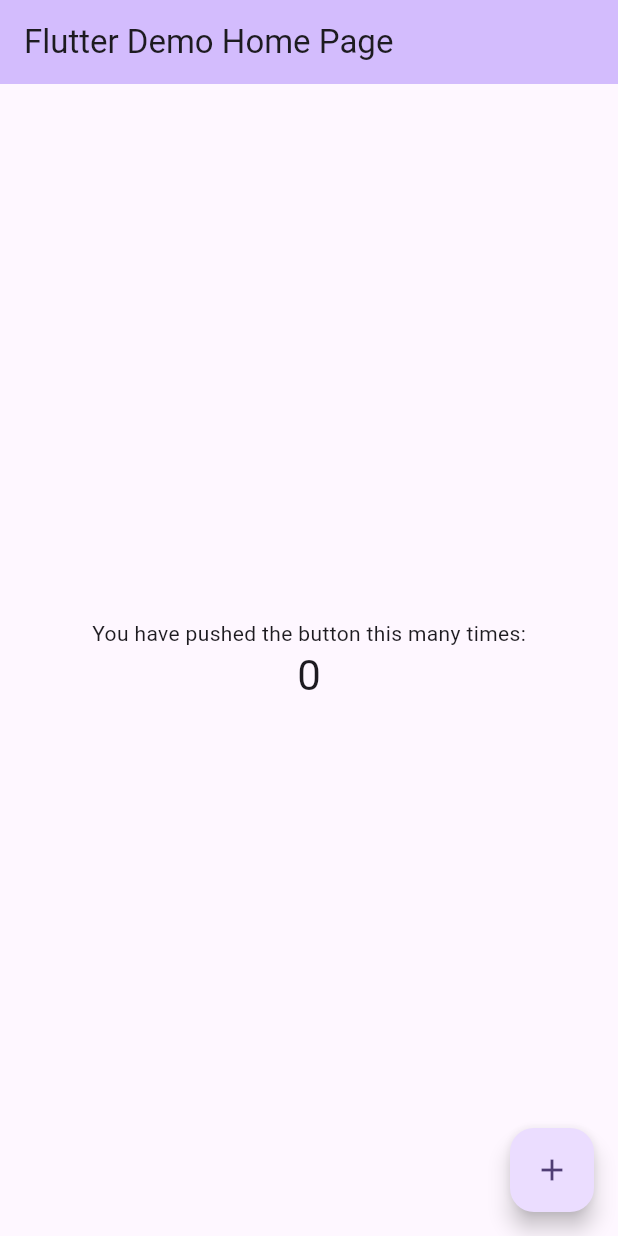
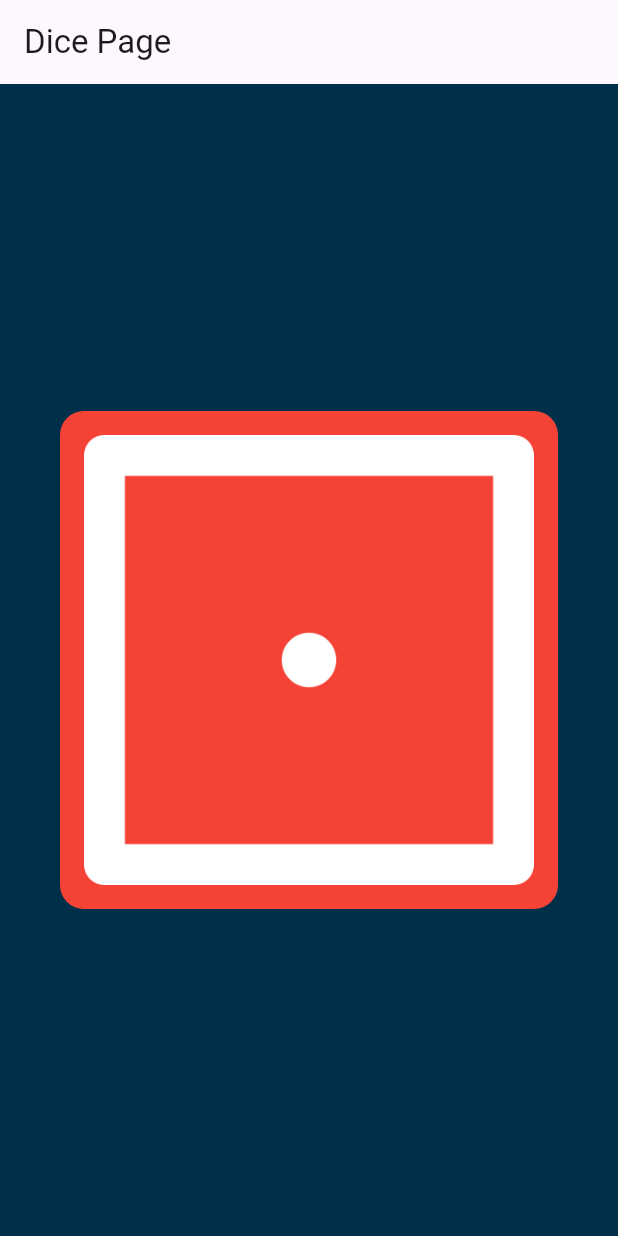
Before and after one commit to fr4nsgallegos/diceAppG12, a Flutter app: the screen it shows after launch, on a phone screen of 412 x 824 dp. Run offline on Flutter 3.47's test engine with Material 3 defaults, Android fonts, the phone set to English and light mode, and no system bars.

Commit message:
bordes redondeados de un container

```diff
--- a/lib/main.dart
+++ b/lib/main.dart
@@ -1,122 +1,6 @@
+import 'package:diceappg12/pages/dice_page.dart';
 import 'package:flutter/material.dart';
 
 void main() {
-  runApp(const MyApp());
+  runApp(MaterialApp(home: DicePage(), debugShowCheckedModeBanner: false));
 }
-
-class MyApp extends StatelessWidget {
-  const MyApp({super.key});
-
-  // This widget is the root of your application.
-  @override
-  Widget build(BuildContext context) {
-    return MaterialApp(
-      title: 'Flutter Demo',
-      theme: ThemeData(
-        // This is the theme of your application.
-        //
-        // TRY THIS: Try running your application with "flutter run". You'll see
-        // the application has a purple toolbar. Then, without quitting the app,
-        // try changing the seedColor in the colorScheme below to Colors.green
-        // and then invoke "hot reload" (save your changes or press the "hot
-        // reload" button in a Flutter-supported IDE, or press "r" if you used
-        // the command line to start the app).
-        //
-        // Notice that the counter didn't reset back to zero; the application
-        // state is not lost during the reload. To reset the state, use hot
-        // restart instead.
-        //
-        // This works for code too, not just values: Most code changes can be
-        // tested with just a hot reload.
-        colorScheme: ColorScheme.fromSeed(seedColor: Colors.deepPurple),
-      ),
-      home: const MyHomePage(title: 'Flutter Demo Home Page'),
-    );
-  }
-}
-
-class MyHomePage extends StatefulWidget {
-  const MyHomePage({super.key, required this.title});
-
-  // This widget is the home page of your application. It is stateful, meaning
-  // that it has a State object (defined below) that contains fields that affect
-  // how it looks.
-
-  // This class is the configuration for the state. It holds the values (in this
-  // case the title) provided by the parent (in this case the App widget) and
-  // used by the build method of the State. Fields in a Widget subclass are
-  // always marked "final".
-
-  final String title;
-
-  @override
-  State<MyHomePage> createState() => _MyHomePageState();
-}
-
-class _MyHomePageState extends State<MyHomePage> {
-  int _counter = 0;
-
-  void _incrementCounter() {
-    setState(() {
-      // This call to setState tells the Flutter framework that something has
-      // changed in this State, which causes it to rerun the build method below
-      // so that the display can reflect the updated values. If we changed
-      // _counter without calling setState(), then the build method would not be
-      // called again, and so nothing would appear to happen.
-      _counter++;
-    });
-  }
-
-  @override
-  Widget build(BuildContext context) {
-    // This method is rerun every time setState is called, for instance as done
-    // by the _incrementCounter method above.
-    //
-    // The Flutter framework has been optimized to make rerunning build methods
-    // fast, so that you can just rebuild anything that needs updating rather
-    // than having to individually change instances of widgets.
-    return Scaffold(
-      appBar: AppBar(
-        // TRY THIS: Try changing the color here to a specific color (to
-        // Colors.amber, perhaps?) and trigger a hot reload to see the AppBar
-        // change color while the other colors stay the same.
-        backgroundColor: Theme.of(context).colorScheme.inversePrimary,
-        // Here we take the value from the MyHomePage object that was created by
-        // the App.build method, and use it to set our appbar title.
-        title: Text(widget.title),
-      ),
-      body: Center(
-        // Center is a layout widget. It takes a single child and positions it
-        // in the middle of the parent.
-        child: Column(
-          // Column is also a layout widget. It takes a list of children and
-          // arranges them vertically. By default, it sizes itself to fit its
-          // children horizontally, and tries to be as tall as its parent.
-          //
-          // Column has various properties to control how it sizes itself and
-          // how it positions its children. Here we use mainAxisAlignment to
-          // center the children vertically; the main axis here is the vertical
-          // axis because Columns are vertical (the cross axis would be
-          // horizontal).
-          //
-          // TRY THIS: Invoke "debug painting" (choose the "Toggle Debug Paint"
-          // action in the IDE, or press "p" in the console), to see the
-          // wireframe for each widget.
-          mainAxisAlignment: MainAxisAlignment.center,
-          children: <Widget>[
-            const Text('You have pushed the button this many times:'),
-            Text(
-              '$_counter',
-              style: Theme.of(context).textTheme.headlineMedium,
-            ),
-          ],
-        ),
-      ),
-      floatingActionButton: FloatingActionButton(
-        onPressed: _incrementCounter,
-        tooltip: 'Increment',
-        child: const Icon(Icons.add),
-      ), // This trailing comma makes auto-formatting nicer for build methods.
-    );
-  }
-}
--- /dev/null
+++ b/lib/pages/dice_page.dart
@@ -0,0 +1,46 @@
+import 'package:flutter/material.dart';
+
+class DicePage extends StatelessWidget {
+  @override
+  Widget build(BuildContext context) {
+    return Scaffold(
+      backgroundColor: Color(0xff003049),
+      appBar: AppBar(title: Text("Dice Page")),
+      body: Center(
+        child: Column(
+          mainAxisAlignment: MainAxisAlignment.center,
+          children: [
+            Container(
+              // color: Color(0xfffdf0d5),
+              padding: EdgeInsets.all(16),
+              // color: Colors.red,
+              decoration: BoxDecoration(
+                color: Colors.red,
+                //BORDES CIRCULARES
+
+                //PRIMERA FORMA
+                borderRadius: BorderRadius.circular(16),
+
+                // SEGUNDA FORMA
+                // borderRadius: BorderRadius.only(
+                //   topLeft: Radius.circular(16),
+                //   bottomRight: Radius.circular(16),
+                // ),
+
+                // TERCERA FORMA
+                // shape:
+                // BoxShape
+                // .circle, //convvierte el container en un circulo perfecto
+              ),
+              child: Image.asset(
+                "assets/images/dice1.png",
+                width: 300,
+                height: 300,
+              ),
+            ),
+          ],
+        ),
+      ),
+    );
+  }
+}
--- a/pubspec.yaml
+++ b/pubspec.yaml
@@ -44,7 +44,7 @@ dev_dependencies:
   # activated in the `analysis_options.yaml` file located at the root of your
   # package. See that file for information about deactivating specific lint
   # rules and activating additional ones.
-  flutter_lints: ^5.0.0
+  # flutter_lints: ^5.0.0
 
 # For information on the generic Dart part of this file, see the
 # following page: https://dart.dev/tools/pub/pubspec
```
Also changed, not shown: pubspec.lock.
